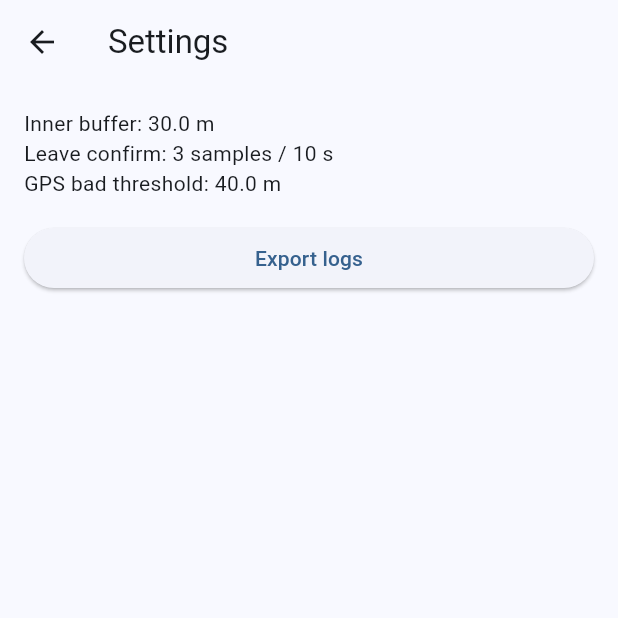
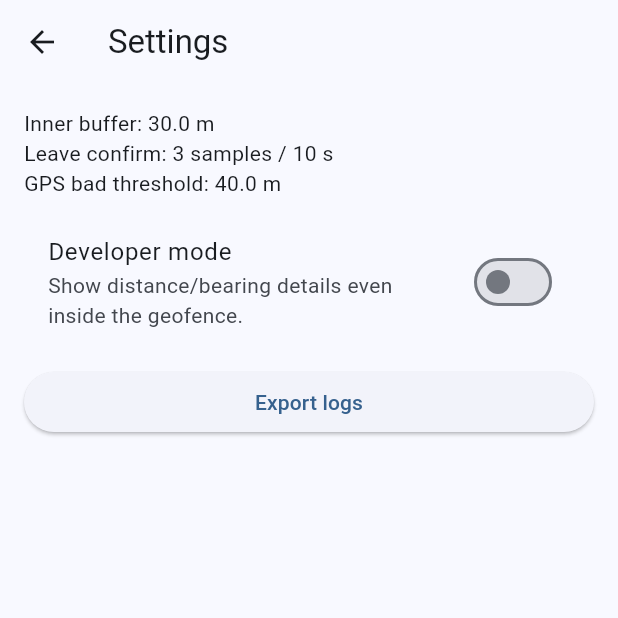
Before and after one commit to nanigasi-san/Argus, a Flutter app: the screen it shows after launch, after a tap on the "settings" icon, on a phone screen of 412 x 824 dp, the top half of it. Run offline on Flutter 3.47's test engine with Material 3 defaults, Android fonts, the light colour scheme and no system bars; our stand-ins replace flutter_local_notifications, geolocator, permission_handler; missing offline and left inert: file_selector, flutter_ringtone_player.

Commit message:
開発者モードを追加

```diff
--- a/lib/ui/home_page.dart
+++ b/lib/ui/home_page.dart
@@ -15,7 +15,8 @@ class HomePage extends StatelessWidget {
     return Consumer<AppController>(
       builder: (context, controller, _) {
         final snapshot = controller.snapshot;
-        final showNav = snapshot.status == LocationStateStatus.outer;
+        final showNav =
+            controller.developerMode || snapshot.status == LocationStateStatus.outer;
         return Scaffold(
           appBar: AppBar(
             title: const Text('Argus'),
--- a/lib/ui/settings_page.dart
+++ b/lib/ui/settings_page.dart
@@ -32,6 +32,15 @@ class SettingsPage extends StatelessWidget {
                         '${config.gpsAccuracyBadMeters} m',
                       ),
                       const SizedBox(height: 16),
+                      SwitchListTile.adaptive(
+                        title: const Text('Developer mode'),
+                        subtitle: const Text(
+                          'Show distance/bearing details even inside the geofence.',
+                        ),
+                        value: controller.developerMode,
+                        onChanged: controller.setDeveloperMode,
+                      ),
+                      const SizedBox(height: 16),
                       ElevatedButton(
                         onPressed: () async {
                           final export =
```
Also changed, not shown: lib/app_controller.dart (+16 -3 lines), 2 other files.
